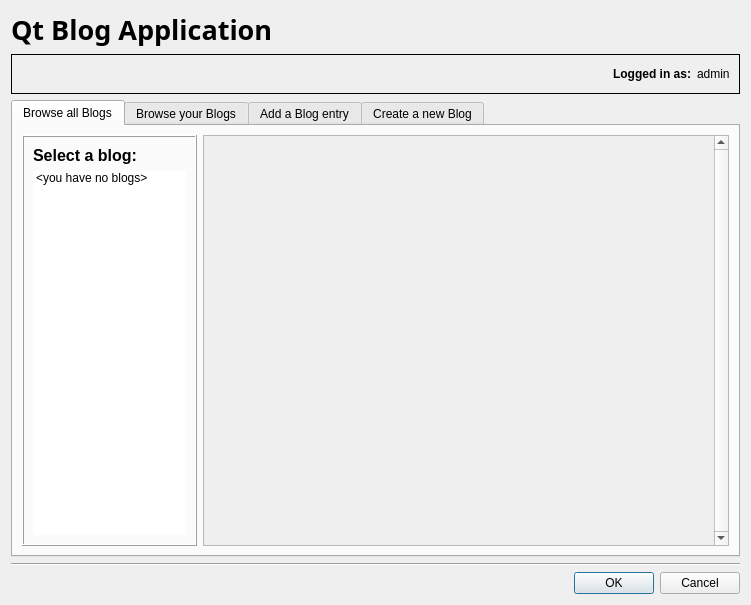
This is maindialog.ui in Kliszek/Qt-Blog-Application as Qt 5 draws it before an edit. The edited form follows.
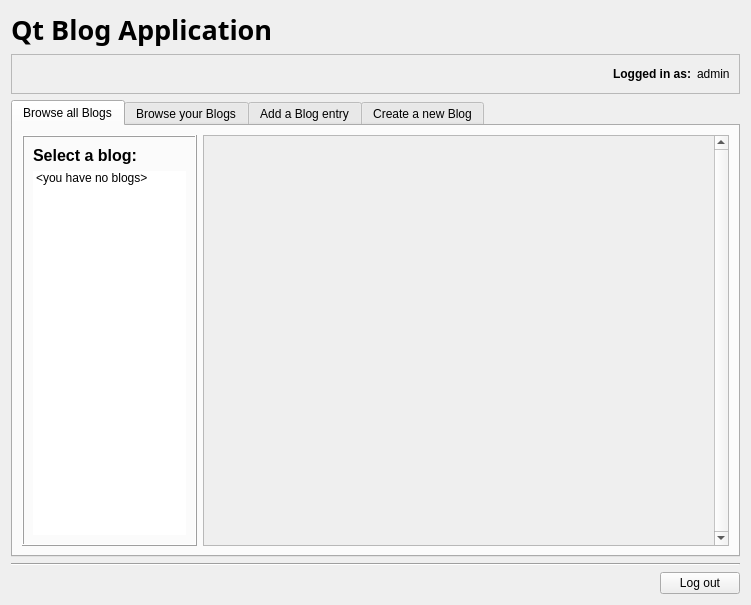
This is the edited form. The open tabs and pages were chosen to show the change.

Commit message: Adjusted the main window

What changed in the file:
```diff
--- a/maindialog.ui
+++ b/maindialog.ui
@@ -46,11 +46,14 @@
       </sizepolicy>
      </property>
      <property name="frameShape">
-      <enum>QFrame::Box</enum>
+      <enum>QFrame::StyledPanel</enum>
      </property>
      <property name="frameShadow">
       <enum>QFrame::Plain</enum>
      </property>
+     <property name="lineWidth">
+      <number>1</number>
+     </property>
      <layout class="QHBoxLayout" name="horizontalLayout">
       <item>
        <spacer name="horizontalSpacer">
@@ -595,11 +598,28 @@
     </widget>
    </item>
    <item>
-    <widget class="QDialogButtonBox" name="btnBox">
-     <property name="standardButtons">
-      <set>QDialogButtonBox::Cancel|QDialogButtonBox::Ok</set>
-     </property>
-    </widget>
+    <layout class="QHBoxLayout" name="horizontalLayout_6">
+     <item>
+      <spacer name="horizontalSpacer_8">
+       <property name="orientation">
+        <enum>Qt::Horizontal</enum>
+       </property>
+       <property name="sizeHint" stdset="0">
+        <size>
+         <width>40</width>
+         <height>20</height>
+        </size>
+       </property>
+      </spacer>
+     </item>
+     <item>
+      <widget class="QPushButton" name="btnLogOut">
+       <property name="text">
+        <string>Log out</string>
+       </property>
+      </widget>
+     </item>
+    </layout>
    </item>
   </layout>
  </widget>
```
Left out of the diff: 4 changed lines with no effect on the pictures. The commit also changes 2 other files.
